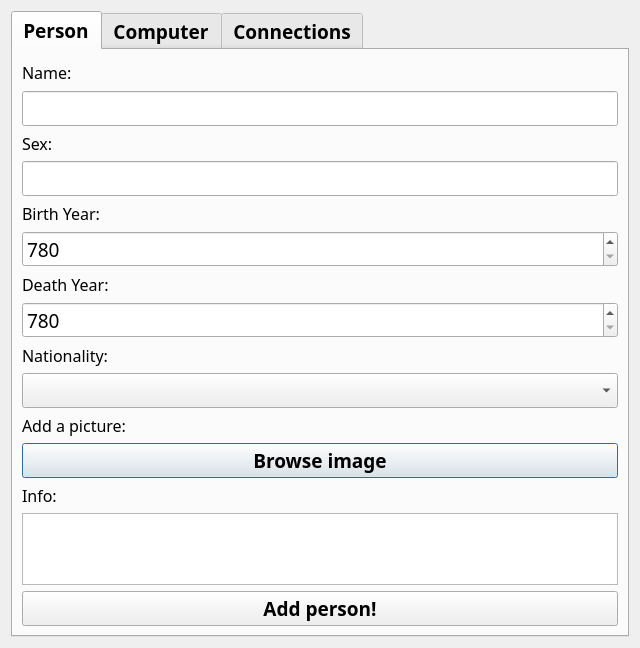
Qt form additem.ui (Fanarito/VLN1) before a commit.
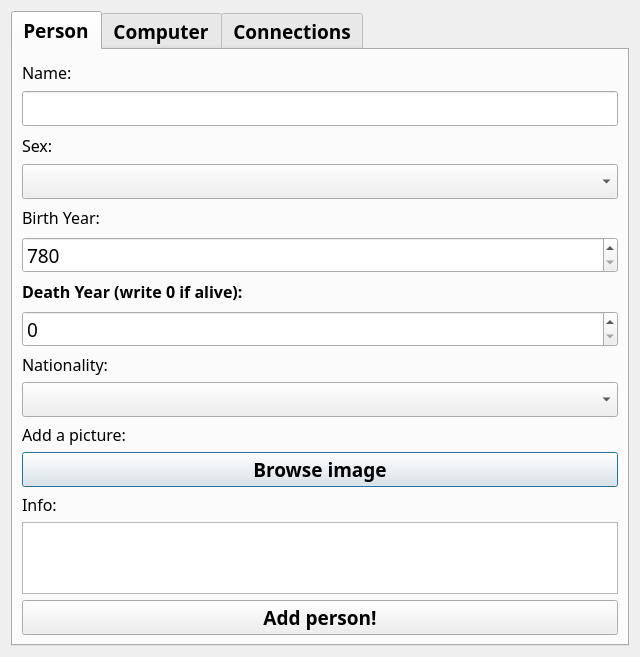
The same form after that commit. The open tabs and pages were chosen to show the change.

Diff of the .ui file:
```diff
--- a/additem.ui
+++ b/additem.ui
@@ -66,6 +66,8 @@
         </widget>
        </item>
        <item>
+        <layout class="QHBoxLayout" name="horizontalLayout">
+         <item>
         <widget class="QLabel" name="label_2">
          <property name="font">
           <font>
@@ -81,8 +83,19 @@
         </widget>
        </item>
        <item>
-        <widget class="QLineEdit" name="AddPersonSexInput"/>
-       </item>
+          <widget class="QLabel" name="LabelErrorAddPersonSex">
+           <property name="text">
+            <string/>
+           </property>
+          </widget>
+         </item>
+        </layout>
+       </item>
+       <item>
+        <widget class="QComboBox" name="AddPersonSexDropdown"/>
+       </item>
+       <item>
+        <layout class="QHBoxLayout" name="horizontalLayout_2">
        <item>
         <widget class="QLabel" name="label_3">
          <property name="font">
@@ -97,6 +110,15 @@
         </widget>
        </item>
        <item>
+          <widget class="QLabel" name="LabelErrorAddPersonBirthYear">
+           <property name="text">
+            <string/>
+           </property>
+          </widget>
+         </item>
+        </layout>
+       </item>
+       <item>
         <widget class="QSpinBox" name="AddPersonBirthYearInput">
          <property name="font">
           <font>
@@ -113,6 +135,8 @@
         </widget>
        </item>
        <item>
+        <layout class="QHBoxLayout" name="horizontalLayout_4">
+         <item>
         <widget class="QLabel" name="label_4">
          <property name="font">
           <font>
@@ -121,9 +145,18 @@
           </font>
          </property>
          <property name="text">
-          <string>&lt;html&gt;&lt;head/&gt;&lt;body&gt;&lt;p&gt;&lt;span style=&quot; font-weight:400;&quot;&gt;Death Year:&lt;/span&gt;&lt;/p&gt;&lt;/body&gt;&lt;/html&gt;</string>
-         </property>
-        </widget>
+            <string>&lt;html&gt;&lt;head/&gt;&lt;body&gt;&lt;p&gt;Death Year (write 0 if alive):&lt;/p&gt;&lt;/body&gt;&lt;/html&gt;</string>
+           </property>
+          </widget>
+         </item>
+         <item>
+          <widget class="QLabel" name="LabelErrorAddPersonDeathYear">
+           <property name="text">
+            <string/>
+           </property>
+          </widget>
+         </item>
+        </layout>
        </item>
        <item>
         <widget class="QSpinBox" name="AddPersonDeathYearInput">
@@ -133,12 +166,12 @@
            <bold>false</bold>
           </font>
          </property>
-         <property name="minimum">
-          <number>780</number>
-         </property>
          <property name="maximum">
           <number>2016</number>
          </property>
+         <property name="value">
+          <number>0</number>
+         </property>
         </widget>
        </item>
        <item>
```
Left out of the diff: 2 changed lines with no effect on the pictures. Lines whose indentation alone changed are shown as unchanged.
